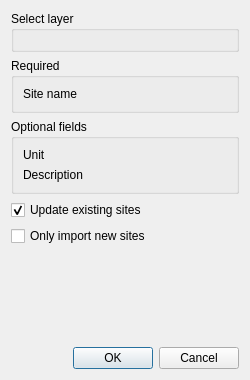
This is pysdb/ui/importlayer.ui in ondrolexa/readsdb as Qt 5 draws it before an edit. The edited form follows.
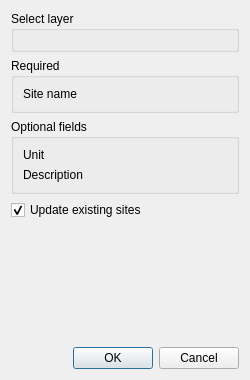
This is the edited form.

Commit message: import layer progress

```diff
--- a/pysdb/ui/importlayer.ui
+++ b/pysdb/ui/importlayer.ui
@@ -95,13 +95,6 @@
      </property>
     </widget>
    </item>
-   <item>
-    <widget class="QCheckBox" name="checkBoxImportNew">
-     <property name="text">
-      <string>Only import new sites</string>
-     </property>
-    </widget>
-   </item>
    <item>
     <spacer name="verticalSpacer">
      <property name="orientation">
```
The commit also changes 3 other files.
